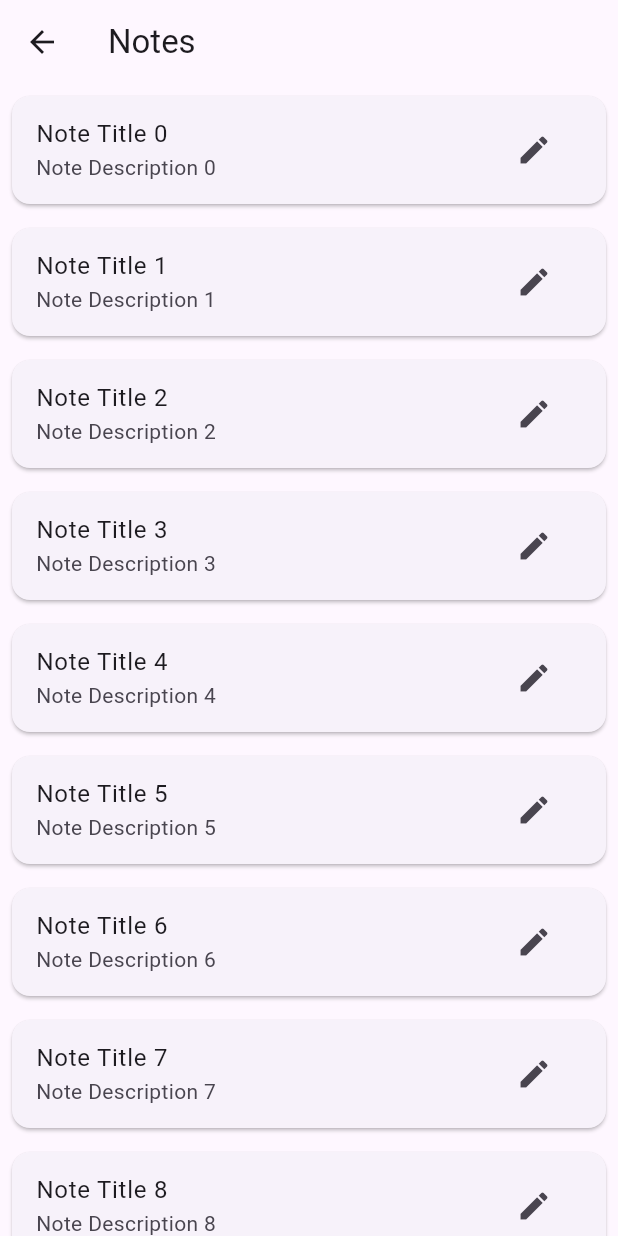
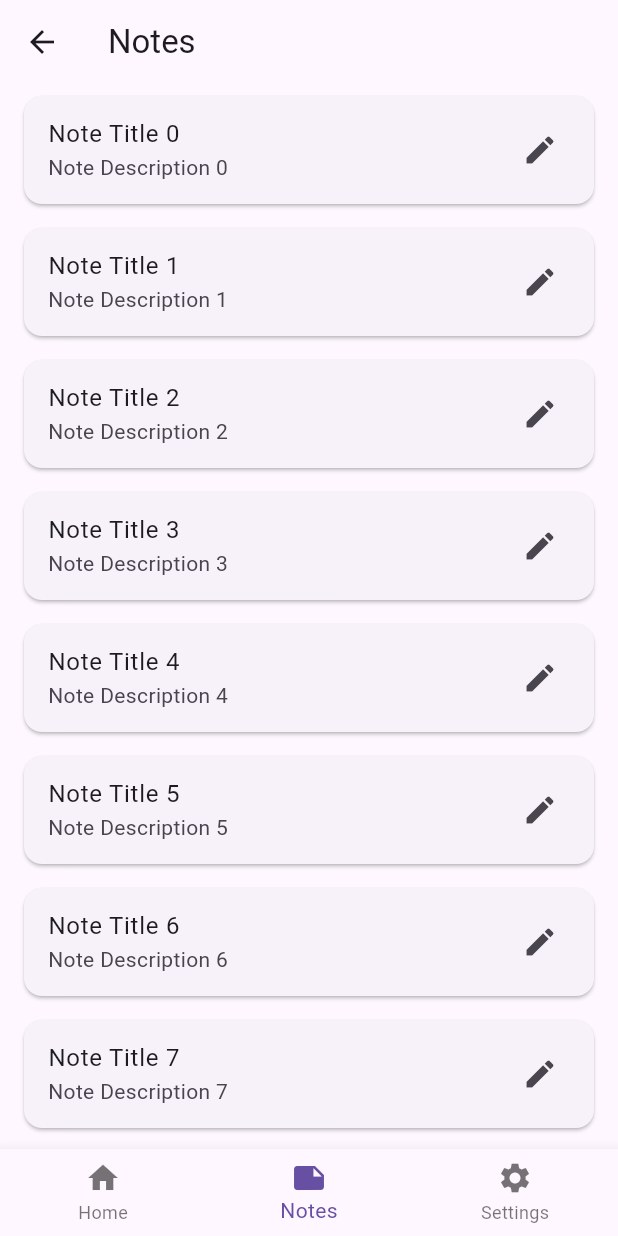
Before and after one commit to psudeep/notes_flutter_app, a Flutter app: the screen it shows after launch, item 2 of the bottom bar chosen, on a phone screen of 412 x 824 dp. Run offline on Flutter 3.47's test engine with Material 3 defaults, Android fonts, the phone set to English and light mode, and no system bars; our stand-ins replace cloud_firestore, moor_flutter; missing offline and left inert: dart:js_util; accounts and stored records are empty.

```diff
--- a/lib/presentation/screens/note_list_screen.dart
+++ b/lib/presentation/screens/note_list_screen.dart
@@ -13,55 +13,44 @@ class NotesListScreen extends StatelessWidget {
           return _buildNoteCard(context, index);
         },
       ),
+      bottomNavigationBar: BottomNavigationBar(
+        currentIndex: 1, // Notes tab selected
+        onTap: (index) {
+          if (index == 0) {
+            Navigator.pop(context); // Navigate back to the HomeScreen
+          } else if (index == 2) {
+            Navigator.pushNamed(
+                context, '/settings'); // Navigate to the SettingsScreen
+          }
+        },
+        items: [
+          BottomNavigationBarItem(
+            icon: Icon(Icons.home),
+            label: 'Home',
+          ),
+          BottomNavigationBarItem(
+            icon: Icon(Icons.note),
+            label: 'Notes',
+          ),
+          BottomNavigationBarItem(
+            icon: Icon(Icons.settings),
+            label: 'Settings',
+          ),
+        ],
+      ),
     );
   }
 
   Widget _buildNoteCard(BuildContext context, int index) {
-    return Dismissible(
-      key: Key(index.toString()),
-      direction: DismissDirection.endToStart,
-      background: Container(
-        color: Colors.red,
-        alignment: Alignment.centerRight,
-        padding: EdgeInsets.symmetric(horizontal: 20),
-        child: Icon(Icons.delete, color: Colors.white),
-      ),
-      confirmDismiss: (direction) async {
-        return await showDialog(
-          context: context,
-          builder: (BuildContext context) {
-            return AlertDialog(
-              title: Text('Confirm Delete'),
-              content: Text('Are you sure you want to delete this note?'),
-              actions: <Widget>[
-                TextButton(
-                  onPressed: () => Navigator.of(context).pop(false),
-                  child: Text('Cancel'),
-                ),
-                TextButton(
-                  onPressed: () => Navigator.of(context).pop(true),
-                  child: Text('Yes'),
-                ),
-              ],
-            );
-          },
-        );
-      },
-      onDismissed: (direction) {
-        // Handle note deletion here
-      },
-      child: Card(
-        margin: EdgeInsets.all(8),
-        child: ListTile(
-          title: Text('Note Title $index'),
-          subtitle: Text('Note Description $index'),
-          trailing: IconButton(
-            icon: Icon(Icons.edit),
-            onPressed: () {
-              // Handle edit note action
-            },
-          ),
-        ),
+    return Card(
+      margin: EdgeInsets.symmetric(vertical: 8, horizontal: 16),
+      child: ListTile(
+        title: Text('Note Title $index'),
+        subtitle: Text('Note Description $index'),
+        trailing: Icon(Icons.edit),
+        onTap: () {
+          // Handle tapping on the note card
+        },
       ),
     );
   }
```
Also changed, not shown: lib/presentation/screens/home_screen.dart (+67 -11 lines).
